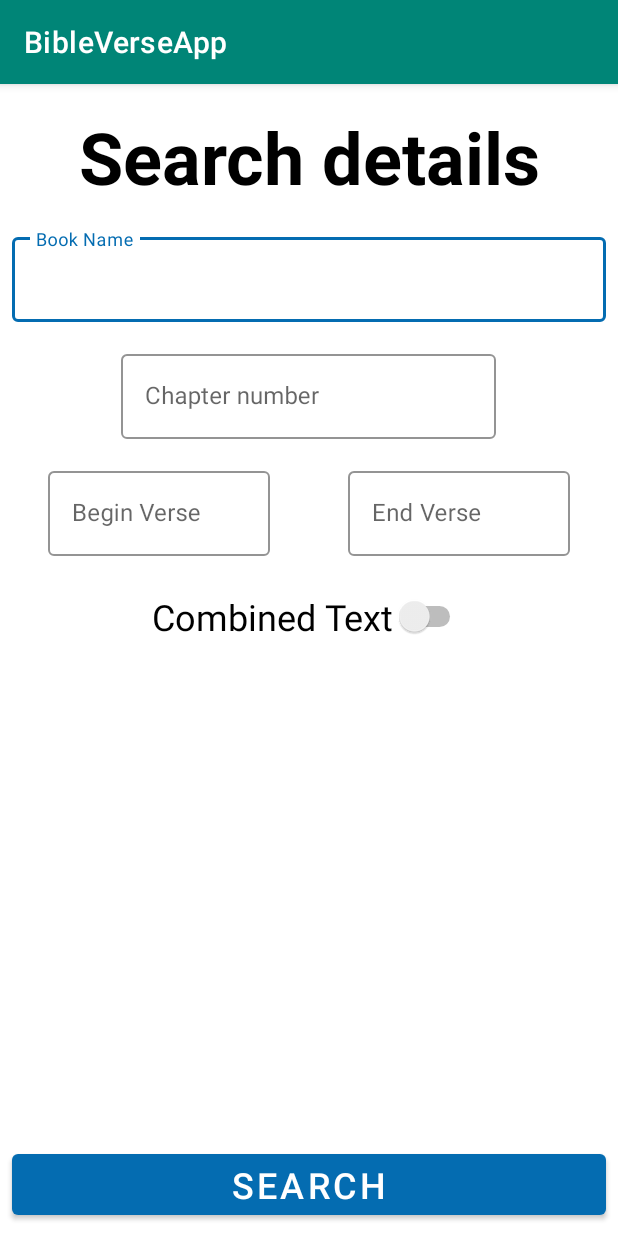
After one commit to Swistak06/BibleVerseApp, an Android app: the FormActivity screen opened directly, with no data from a screen before it, on a phone screen of 412 x 824 dp. The commit adds this screen. Run offline under Robolectric (Android 15) with nearby library versions, the phone set to English and light mode, and no system bars.

Commit message:
Search form activity created

```diff
--- a/app/src/main/AndroidManifest.xml
+++ b/app/src/main/AndroidManifest.xml
@@ -9,6 +9,8 @@
             android:roundIcon="@mipmap/ic_launcher_round"
             android:supportsRtl="true"
             android:theme="@style/AppTheme">
+        <activity android:name=".FormActivity">
+        </activity>
         <activity
                 android:name=".MainActivity"
                 android:label="@string/app_name"
--- /dev/null
+++ b/app/src/main/java/com/swistak/bibleverseapp/FormActivity.kt
@@ -0,0 +1,12 @@
+package com.swistak.bibleverseapp
+
+import androidx.appcompat.app.AppCompatActivity
+import android.os.Bundle
+
+class FormActivity : AppCompatActivity() {
+
+    override fun onCreate(savedInstanceState: Bundle?) {
+        super.onCreate(savedInstanceState)
+        setContentView(R.layout.activity_form)
+    }
+}
--- a/app/src/main/java/com/swistak/bibleverseapp/NewTestamentBooks.kt
+++ b/app/src/main/java/com/swistak/bibleverseapp/NewTestamentBooks.kt
@@ -1,5 +1,6 @@
 package com.swistak.bibleverseapp
 
+import android.content.Intent
 import android.os.Bundle
 import android.text.Editable
 import android.text.TextWatcher
@@ -35,9 +36,10 @@ class NewTestamentBooks : Fragment() {
         }
 
         view.newBooksList.setOnItemClickListener { _, _, position, _ ->
-            run {
-                Toast.makeText(context,booksName[position],Toast.LENGTH_LONG).show()
-            }
+            val intent = Intent(context, FormActivity::class.java)
+            intent.putExtra("keyIdentifier", booksName[position])
+            startActivity(intent)
+
         }
 
         view.newBooksSearchFilter.addTextChangedListener(object : TextWatcher {
--- /dev/null
+++ b/app/src/main/res/layout/activity_form.xml
@@ -0,0 +1,127 @@
+<?xml version="1.0" encoding="utf-8"?>
+<androidx.constraintlayout.widget.ConstraintLayout
+        xmlns:android="http://schemas.android.com/apk/res/android"
+        xmlns:tools="http://schemas.android.com/tools"
+        xmlns:app="http://schemas.android.com/apk/res-auto"
+        android:layout_width="match_parent"
+        android:layout_height="match_parent"
+        tools:context=".FormActivity" android:backgroundTint="#9C27B0">
+
+    <TextView
+            android:text="Search details"
+            android:layout_width="0dp"
+            android:layout_height="wrap_content" android:id="@+id/textView2"
+            android:textSize="48sp"
+            android:textColor="@color/design_default_color_on_secondary" android:textStyle="bold"
+            android:layout_marginEnd="8dp" app:layout_constraintEnd_toEndOf="parent" android:layout_marginStart="8dp"
+            app:layout_constraintStart_toStartOf="parent" android:gravity="center" android:layout_marginTop="16dp"
+            app:layout_constraintTop_toTopOf="parent"/>
+    <com.google.android.material.textfield.TextInputLayout
+            android:layout_width="0dp"
+            android:layout_height="wrap_content"
+            style="@style/Widget.MaterialComponents.TextInputLayout.OutlinedBox"
+            android:hint="Book Name"
+            app:boxStrokeColor="@color/strokeColor"
+            app:hintTextColor="@color/strokeColor"
+
+            android:id="@+id/textInputLayout"
+            android:layout_marginEnd="8dp" app:layout_constraintEnd_toEndOf="parent" android:layout_marginStart="8dp"
+            app:layout_constraintStart_toStartOf="parent" android:layout_marginTop="16dp"
+            app:layout_constraintTop_toBottomOf="@+id/textView2" app:layout_constraintHorizontal_bias="0.0">
+
+        <com.google.android.material.textfield.TextInputEditText
+                android:layout_width="match_parent"
+                android:layout_height="wrap_content"
+        />
+
+    </com.google.android.material.textfield.TextInputLayout>
+    <com.google.android.material.textfield.TextInputLayout
+            android:layout_width="250dp"
+            android:layout_height="wrap_content"
+            style="@style/Widget.MaterialComponents.TextInputLayout.OutlinedBox"
+            android:hint="Chapter number"
+            app:boxStrokeColor="@color/strokeColor"
+            app:hintTextColor="@color/strokeColor"
+
+            android:id="@+id/textInputLayout2"
+            android:layout_marginTop="16dp"
+            app:layout_constraintTop_toBottomOf="@+id/textInputLayout" android:layout_marginEnd="8dp"
+            app:layout_constraintEnd_toEndOf="parent" android:layout_marginStart="8dp"
+            app:layout_constraintStart_toStartOf="parent" app:layout_constraintHorizontal_bias="0.496">
+
+        <com.google.android.material.textfield.TextInputEditText
+                android:layout_width="match_parent"
+                android:layout_height="wrap_content"
+                android:inputType="number"/>
+
+    </com.google.android.material.textfield.TextInputLayout>
+    <com.google.android.material.textfield.TextInputLayout
+            android:layout_width="0dp"
+            android:layout_height="wrap_content"
+            style="@style/Widget.MaterialComponents.TextInputLayout.OutlinedBox"
+            android:hint="Begin Verse"
+            app:boxStrokeColor="@color/strokeColor"
+            app:hintTextColor="@color/strokeColor"
+
+            android:id="@+id/textInputLayout4"
+            android:layout_marginStart="32dp" app:layout_constraintStart_toStartOf="parent"
+            android:layout_marginTop="16dp" app:layout_constraintTop_toBottomOf="@+id/textInputLayout2"
+            android:layout_marginEnd="232dp" app:layout_constraintEnd_toEndOf="parent">
+
+        <com.google.android.material.textfield.TextInputEditText
+                android:layout_width="match_parent"
+                android:layout_height="wrap_content"
+                android:inputType="number"/>
+
+    </com.google.android.material.textfield.TextInputLayout>
+    <com.google.android.material.textfield.TextInputLayout
+            android:layout_width="0dp"
+            android:layout_height="wrap_content"
+            style="@style/Widget.MaterialComponents.TextInputLayout.OutlinedBox"
+            android:hint="End Verse"
+            app:boxStrokeColor="@color/strokeColor"
+            app:hintTextColor="@color/strokeColor"
+
+            android:id="@+id/textInputLayout3"
+            android:layout_marginEnd="32dp" app:layout_constraintEnd_toEndOf="parent" android:layout_marginTop="16dp"
+            app:layout_constraintTop_toBottomOf="@+id/textInputLayout2" android:layout_marginStart="232dp"
+            app:layout_constraintStart_toStartOf="parent">
+
+        <com.google.android.material.textfield.TextInputEditText
+                android:layout_width="match_parent"
+                android:layout_height="wrap_content"
+                android:inputType="number"/>
+
+    </com.google.android.material.textfield.TextInputLayout>
+    <Switch
+            android:text="Combined Text"
+            android:layout_width="wrap_content"
+            android:layout_height="wrap_content"
+            android:id="@+id/switch1" android:textSize="24sp"
+            android:layout_marginEnd="8dp" app:layout_constraintEnd_toEndOf="parent"
+            app:layout_constraintTop_toBottomOf="@+id/textInputLayout3" android:layout_marginTop="24dp"
+            android:layout_marginStart="8dp" app:layout_constraintStart_toStartOf="parent"/>
+
+    <com.google.android.material.button.MaterialButton
+            android:id="@+id/material_button"
+            style="@style/Widget.MaterialComponents.Button"
+            android:layout_width="0dp"
+            android:layout_height="wrap_content"
+            android:text="Search"
+            app:layout_constraintEnd_toEndOf="parent"
+            android:layout_marginEnd="8dp"
+            app:layout_constraintStart_toStartOf="parent"
+            android:layout_marginStart="8dp" app:backgroundTint="@color/strokeColor" android:textSize="24sp"
+            android:layout_marginBottom="8dp" app:layout_constraintBottom_toBottomOf="parent"/>
+    <TextView
+            android:text="Error"
+            android:layout_width="wrap_content"
+            android:layout_height="wrap_content"
+            android:id="@+id/ErrorLabel"
+            android:textColor="@color/design_default_color_error" android:textSize="32sp" android:enabled="false"
+            android:layout_marginEnd="8dp" app:layout_constraintEnd_toEndOf="parent" android:layout_marginStart="8dp"
+            app:layout_constraintStart_toStartOf="parent" android:layout_marginTop="16dp"
+            app:layout_constraintTop_toBottomOf="@+id/switch1" android:visibility="invisible"/>
+
+
+</androidx.constraintlayout.widget.ConstraintLayout>
--- a/app/src/main/res/values/colors.xml
+++ b/app/src/main/res/values/colors.xml
@@ -3,4 +3,5 @@
     <color name="colorPrimary">#008577</color>
     <color name="colorPrimaryDark">#00574B</color>
     <color name="colorAccent">#D81B60</color>
+    <color name="strokeColor">#046CB1</color>
 </resources>
--- a/app/src/main/res/values/styles.xml
+++ b/app/src/main/res/values/styles.xml
@@ -1,7 +1,7 @@
 <resources>
 
     <!-- Base application theme. -->
-    <style name="AppTheme" parent="Theme.AppCompat.Light.DarkActionBar">
+    <style name="AppTheme" parent="@style/Theme.MaterialComponents.Light.DarkActionBar">
         <!-- Customize your theme here. -->
         <item name="colorPrimary">@color/colorPrimary</item>
         <item name="colorPrimaryDark">@color/colorPrimaryDark</item>
```
